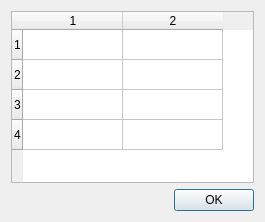
Qt form src/custom/contextMenuItems/ShapeInfoDialog.ui (PeterZs/ShapeAnalyzer) before a commit.
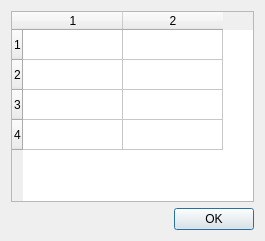
The same form after that commit.

```diff
--- a/src/custom/contextMenuItems/ShapeInfoDialog.ui
+++ b/src/custom/contextMenuItems/ShapeInfoDialog.ui
@@ -7,7 +7,7 @@
     <x>0</x>
     <y>0</y>
     <width>265</width>
-    <height>222</height>
+    <height>241</height>
    </rect>
   </property>
   <property name="windowTitle">
```
